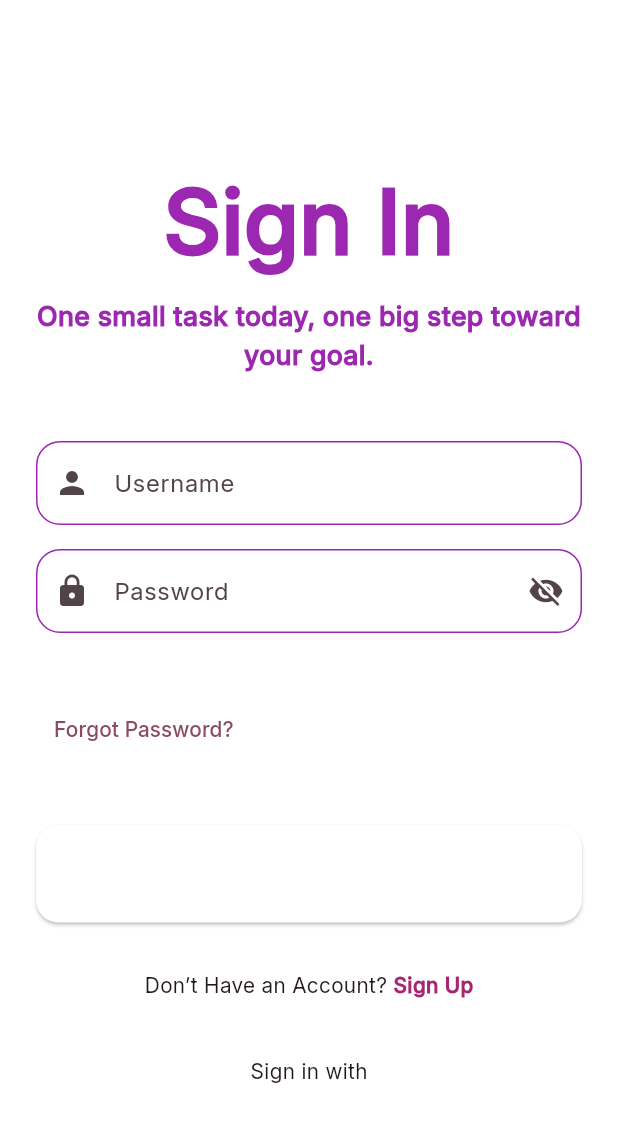
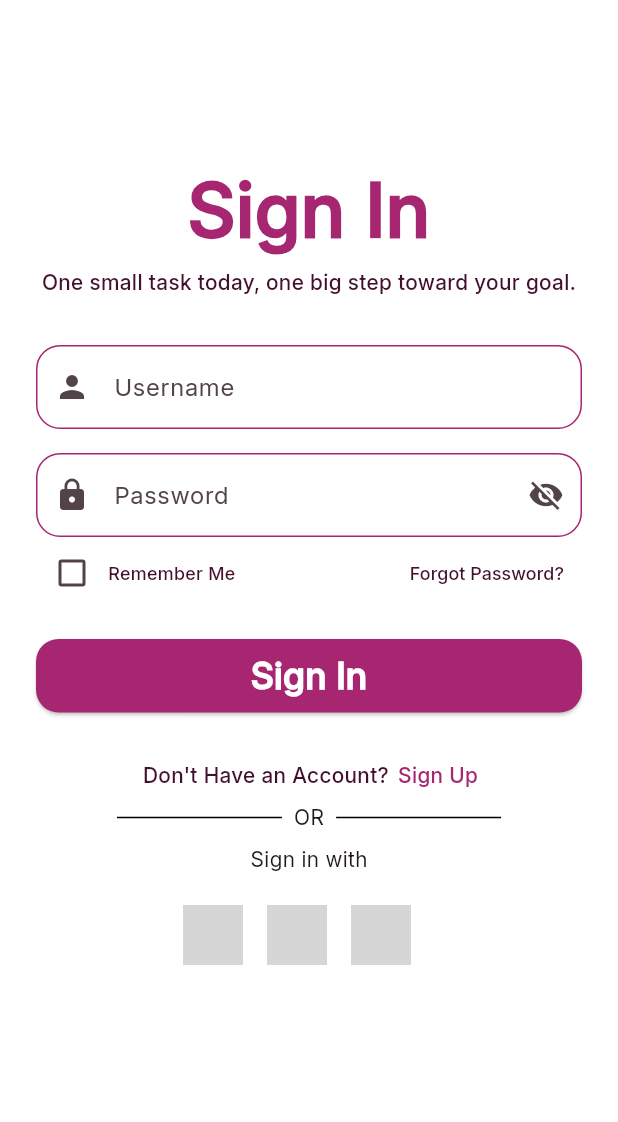
Before and after one commit to mmm-chd/ulangan1_11pplg2, a Flutter app: the screen it shows after launch, on a phone screen of 412 x 824 dp. Shown: the top 1122 px of the screen. Run offline on Flutter 3.47's test engine with Material 3 defaults, Android fonts, the phone set to English and light mode, and no system bars; our stand-ins replace get; grey boxes are pictures that could not be loaded.

Commit message:
fix [EM] login-page

```diff
--- a/lib/components/widget/button_component.dart
+++ b/lib/components/widget/button_component.dart
@@ -37,7 +37,7 @@ class ButtonComponent extends StatelessWidget {
         onPressed: onPressed,
         child: Text(
           text,
-          style: TextStyle(fontSize: size, color: Colors.white),
+          style: TextStyle(fontSize: size, color: Colors.white, fontWeight: weight,),
         ),
       ),
     );
--- a/lib/components/widget/customtext_component.dart
+++ b/lib/components/widget/customtext_component.dart
@@ -3,6 +3,7 @@ import 'package:flutter/material.dart';
 class CustomText extends StatelessWidget {
   final String text;
   final double size;
+  // final double padding;
   final Color color;
   final FontWeight weight;
   final String? fontFamily;
@@ -12,6 +13,7 @@ class CustomText extends StatelessWidget {
     required this.text,
     required this.color,
     required this.weight,
+    // required this.padding,
     this.fontFamily,
     required this.size,
     });
--- /dev/null
+++ b/lib/components/widget/socialbutton_component.dart
@@ -0,0 +1,22 @@
+import 'package:flutter/material.dart';
+
+class SocialbuttonComponent extends StatelessWidget {
+  final String asset;
+
+  const SocialbuttonComponent({
+    super.key,
+    required this.asset,
+    });
+
+  @override
+  Widget build(BuildContext context) {
+    return InkWell(
+          onTap: () {},
+          child: CircleAvatar(
+          radius: 20,
+          backgroundColor: Colors.white,
+          backgroundImage: AssetImage(asset),
+          ),
+        );
+  }
+}
--- a/lib/pages/login_page.dart
+++ b/lib/pages/login_page.dart
@@ -1,9 +1,11 @@
 import 'package:flutter/material.dart';
 import 'package:get/get.dart';
+import 'package:ulangan1_11pplg2/components/color/color.dart';
 import 'package:ulangan1_11pplg2/components/widget/background_component.dart';
 import 'package:ulangan1_11pplg2/components/widget/button_component.dart';
 import 'package:ulangan1_11pplg2/components/widget/customtext_component.dart';
 import 'package:ulangan1_11pplg2/components/widget/customtextfield_component.dart';
+import 'package:ulangan1_11pplg2/components/widget/socialbutton_component.dart';
 import 'package:ulangan1_11pplg2/components/widget/space_component.dart';
 import 'package:ulangan1_11pplg2/controller/auth_controller.dart';
 
@@ -24,25 +26,25 @@ class LoginPage extends StatelessWidget {
               SpacingComponent(height: 80),
               const CustomText(
                 text: "Sign In",
-                size: 60,
-                color: Colors.purple,
+                size: 50,
+                color: MainColor.primaryColor,
                 weight: FontWeight.bold,
                 fontFamily: "Inter",
               ),
-              SpacingComponent(height: 8),
+              SpacingComponent(height: 2),
               const CustomText(
                 text: "One small task today, one big step toward your goal.",
-                size: 18,
-                color: Colors.purple,
-                weight: FontWeight.bold,
+                size: 14,
+                color: TextColor.primaryTextColor,
+                weight: FontWeight.w500,
                 fontFamily: "Inter",
               ),
-              SpacingComponent(height: 44),
+              SpacingComponent(height: 32),
 
               // Username Field
               CustomTextField(
                 hintText: "Username",
-                outlineColor: Colors.purple,
+                outlineColor: MainColor.primaryColor,
                 icon: Icons.person,
               ),
               SpacingComponent(height: 16),
@@ -50,34 +52,48 @@ class LoginPage extends StatelessWidget {
               // Password Field
               CustomTextField(
                 hintText: "Password",
-                outlineColor: Colors.purple,
+                outlineColor: MainColor.primaryColor,
                 icon: Icons.lock,
                 obsecureText: true,
                 showToggle: true,
               ),
-              SpacingComponent(height: 40),
 
               // Remember Me + Forgot Password
               Row(
                 mainAxisAlignment: MainAxisAlignment.spaceBetween,
                 children: [
+                  Row(
+                        children: [
+                          Checkbox(value: false, onChanged: (bool? value) {}),
+                          const CustomText(
+                            text: "Remember Me",
+                            color: TextColor.primaryTextColor,
+                            weight: FontWeight.w500,
+                            size: 12),
+                        ],
+                      ),
                   TextButton(
                     onPressed: () {},
-                    child: const Text("Forgot Password?"),
+                    child: const CustomText(
+                      text: "Forgot Password?",
+                      color: TextColor.primaryTextColor,
+                      weight: FontWeight.w500,
+                      size: 12),
                   ),
+
                 ],
               ),
-              SpacingComponent(height: 40),
+              SpacingComponent(height: 20),
 
               // Sign In Button
               SizedBox(
                 width: double.infinity,
                 child: ButtonComponent(
-                  height: 65,
+                  height: 49,
                   width: 376,
-                  color: Colors.white,
+                  color: MainColor.primaryColor,
                   text: "Sign In",
-                  size: 28,
+                  size: 24,
                   weight: FontWeight.bold,
                   onPressed: () {
                     authController.login();
@@ -91,50 +107,81 @@ class LoginPage extends StatelessWidget {
               Row(
                 mainAxisAlignment: MainAxisAlignment.center,
                 children: [
-                  const Text("Don’t Have an Account? "),
+                  const CustomText(
+                    text: "Don't Have an Account? ",
+                    color: TextColor.primaryTextColor,
+                    weight: FontWeight.w500,
+                    size: 14
+                  ),
                   GestureDetector(
                     onTap: () {},
-                    child: const Text(
-                      "Sign Up",
-                      style: TextStyle(
-                        color: Color(0xFFA62671),
-                        fontWeight: FontWeight.bold,
-                      ),
-                    ),
+                    child: const CustomText(
+                      text: " Sign Up",
+                      color: MainColor.primaryColor,
+                      weight: FontWeight.w500,
+                      size: 14),
                   ),
                 ],
               ),
-              SpacingComponent(height: 37),
+
+              SpacingComponent(height: 8),
+
+              // Container(
+              //       margin: EdgeInsets.symmetric(vertical: 8),
+              //       height: 1,
+              //       width: ,
+              //       color: Colors.black,
+              //     ),
+
+              Row(
+                mainAxisAlignment: MainAxisAlignment.center,
+                children: [
+                  Container(
+                    margin: EdgeInsets.symmetric(vertical: 8),
+                    height: 1,
+                    width: 110,
+                    color: Colors.black,
+                  ),
+                Padding(
+                  padding: const EdgeInsets.symmetric(horizontal: 8),
+                  child: Text("OR"),
+                ),
+                Container(
+                    margin: EdgeInsets.symmetric(vertical: 8),
+                    height: 1,
+                    width: 110,
+                    color: Colors.black,
+                  ),
+                ],
+              ),
+
+              SpacingComponent(height: 8),
 
               const Text("Sign in with"),
               SpacingComponent(height: 20),
 
               // Social Buttons
-              // Row(
-              //   mainAxisAlignment: MainAxisAlignment.center,
-              //   children: [
-              //     _socialButton("assets/google.png"),
-              //     const SizedBox(width: 16),
-              //     _socialButton("assets/apple.png"),
-              //     const SizedBox(width: 16),
-              //     _socialButton("assets/facebook.png"),
-              //   ],
-              // ),
+              Row(
+                mainAxisAlignment: MainAxisAlignment.center,
+                children: [
+                  SocialbuttonComponent(asset: ""),
+                  const SizedBox(width: 16),
+                  SocialbuttonComponent(asset: ""),
+                  const SizedBox(width: 16),
+                  SocialbuttonComponent(asset: ""),
+                  const SizedBox(width: 16),
+                ]
+                //   _socialButton("assets/google.png"),
+                //   const SizedBox(width: 16),
+                //   _socialButton("assets/apple.png"),
+                //   const SizedBox(width: 16),
+                //   _socialButton("assets/facebook.png"),
+                // ],
+              ),
             ],
           ),
         ),
       ),
     );
   }
-
-  // Widget _socialButton(String asset) {
-  //   return InkWell(
-  //     onTap: () {},
-  //     child: CircleAvatar(
-  //       radius: 20,
-  //       backgroundColor: Colors.white,
-  //       backgroundImage: AssetImage(asset),
-  //     ),
-  //   );
-  // }
 }
```
